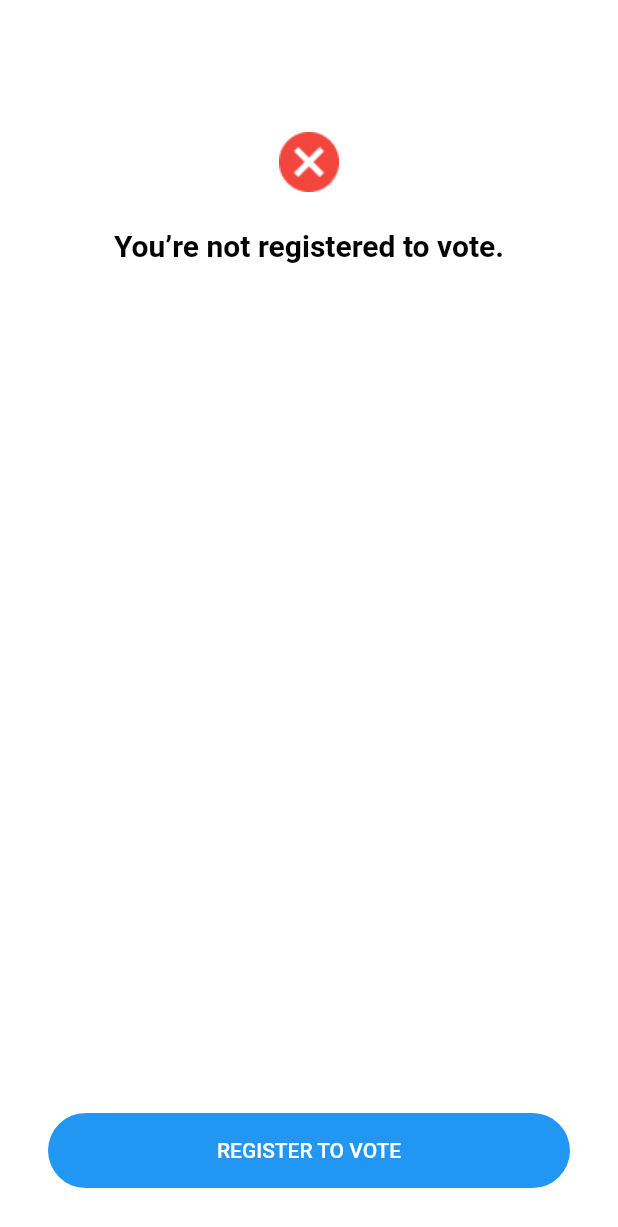
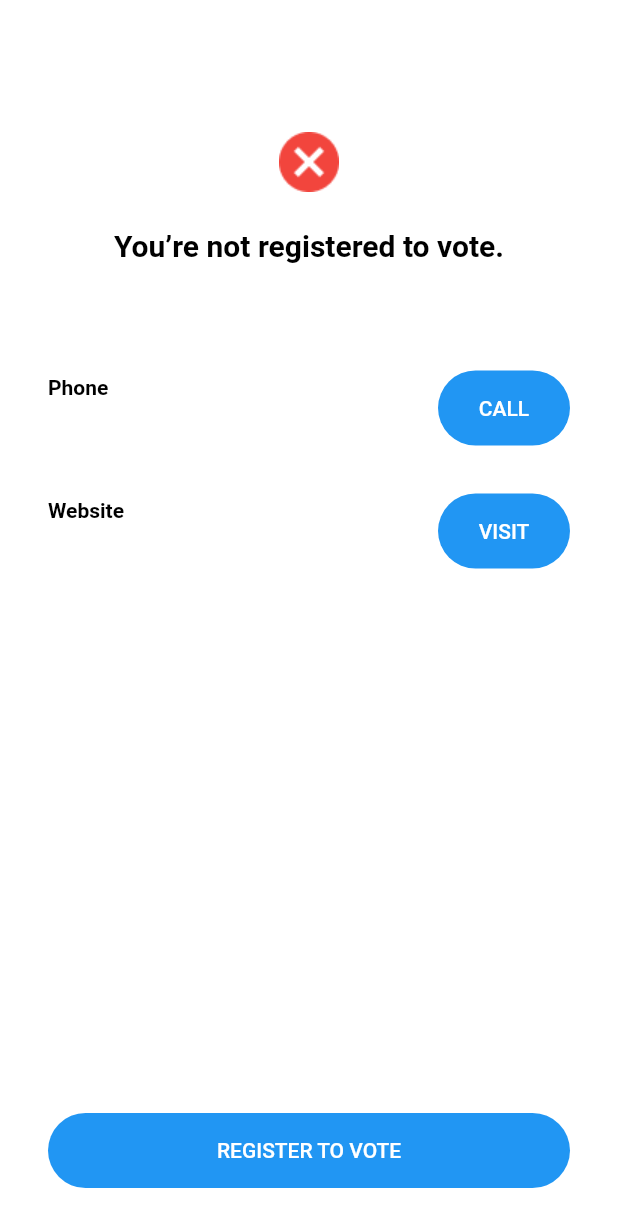
Before and after one commit to tevjef/politic, a Flutter app: the NotEnrolledScreen screen opened directly with empty values, on a phone screen of 412 x 824 dp. Shown: the top 1227 px of the screen. Run offline on Flutter 3.47's test engine with Material 2 defaults, Android fonts, the phone set to English and light mode, and no system bars; our stand-ins replace firebase_analytics, firebase_crashlytics, flutter_markdown, package_info, tuple; missing offline and left inert: firebase_performance, flutter_simple_dependency_injection; accounts and stored records are empty; generated files the repository leaves out were written again; Roboto replaces fonts that are missing (Poppins).

Commit message:
More product cleanup

```diff
--- a/frontend/lib/data/models/voter_roll.dart
+++ b/frontend/lib/data/models/voter_roll.dart
@@ -124,20 +124,32 @@ class VoterData extends VoterStatusType {
 
 @JsonSerializable(nullable: false)
 class NotEnrolled extends VoterStatusType {
+  final Deeplink phone;
   final String requirements;
-  final String registrationUrl;
+  final Deeplink registrationUrl;
 
-  NotEnrolled({this.requirements, this.registrationUrl});
-  factory NotEnrolled.fromJson(Map<String, dynamic> json) => _$NotEntrolledFromJson(json);
-  Map<String, dynamic> toJson() => _$NotEntrolledToJson(this);
+  NotEnrolled({this.phone, this.requirements, this.registrationUrl});
+  factory NotEnrolled.fromJson(Map<String, dynamic> json) => _$NotEnrolledFromJson(json);
+  Map<String, dynamic> toJson() => _$NotEnrolledToJson(this);
 }
 
 @JsonSerializable(nullable: false)
 class NotFound extends VoterStatusType {
-  final String phone;
-  final String web;
+  final Deeplink phone;
+  final String requirements;
+  final Deeplink registrationUrl;
 
-  NotFound({this.phone, this.web});
+  NotFound({this.phone, this.requirements, this.registrationUrl});
   factory NotFound.fromJson(Map<String, dynamic> json) => _$NotFoundFromJson(json);
   Map<String, dynamic> toJson() => _$NotFoundToJson(this);
 }
+
+@JsonSerializable(nullable: false)
+class Deeplink extends VoterStatusType {
+  final String label;
+  final String uri;
+
+  Deeplink({this.label, this.uri});
+  factory Deeplink.fromJson(Map<String, dynamic> json) => _$DeeplinkFromJson(json);
+  Map<String, dynamic> toJson() => _$DeeplinkToJson(this);
+}
--- a/frontend/lib/ui/home/not_enrolled_view.dart
+++ b/frontend/lib/ui/home/not_enrolled_view.dart
@@ -25,11 +25,9 @@ class NotEnrolledScreen extends StatelessWidget {
 
   @override
   Widget build(BuildContext context) {
-    final controller = ScrollController();
-    print(voterStatus.requirements.trim());
     return WillPopScope(
         onWillPop: () {
-          return Future<bool>.value(true);
+          return Future<bool>.value(false);
         },
         child: Scaffold(
             backgroundColor: Theme.of(context).colorScheme.surface,
@@ -43,10 +41,18 @@ class NotEnrolledScreen extends StatelessWidget {
                 ListView(
                   children: <Widget>[
                     ImageHeadline("You’re not registered to vote.", AssetImage('res/images/notenrolled.png')),
-                    Markdown(controller: controller, data: voterStatus.requirements, shrinkWrap: true, styleSheet: )
+                    Markdown(
+                      data: voterStatus.requirements,
+                      shrinkWrap: true,
+                      physics: NeverScrollableScrollPhysics(),
+                      padding: EdgeInsets.symmetric(vertical: 12, horizontal: 32),
+                    ),
+                    ListButtonCell("Phone", voterStatus.phone.label, "Call", () => {launch(voterStatus.phone.uri)}),
+                    ListButtonCell(
+                        "Website", voterStatus.registrationUrl.label, "Visit", () => {launch(voterStatus.registrationUrl.uri)})
                   ],
                 ),
-                ButtonGroup("Register to vote", () => {launch(voterStatus.registrationUrl)})
+                ButtonGroup("Register to vote", () => {launch(voterStatus.registrationUrl.uri)})
               ],
             )));
   }
--- a/frontend/lib/ui/util/widgets.dart
+++ b/frontend/lib/ui/util/widgets.dart
@@ -19,18 +19,34 @@ class ButtonGroup extends StatelessWidget {
   Function primaryListener;
   String secondaryCtaText;
   Function secodaryListener;
-
-  ButtonGroup(this.primaryCtaText, this.primaryListener, {this.secondaryCtaText, this.secodaryListener});
+  bool isLoading;
+  ButtonGroup(this.primaryCtaText, this.primaryListener, {this.secondaryCtaText, this.secodaryListener, this.isLoading = false});
 
   @override
   Widget build(BuildContext context) {
+    Widget buttonWidget;
+    if (isLoading) {
+      buttonWidget = SizedBox(
+          width: 20,
+          height: 20,
+          child: CircularProgressIndicator(
+            strokeWidth: 2,
+            backgroundColor: Theme.of(context).colorScheme.onPrimary,
+          ));
+    } else {
+      buttonWidget = Text(primaryCtaText.toUpperCase());
+    }
     var primaryButton = SizedBox(
         width: double.infinity,
         child: RaisedButton(
           elevation: 0,
           textTheme: ButtonTextTheme.primary,
           onPressed: primaryListener,
-          child: Text(primaryCtaText.toUpperCase()),
+          child: Column(
+            children: <Widget>[
+              buttonWidget,
+            ],
+          ),
         ));
 
     Widget secondaryCta = Container();
```
Also changed, not shown: frontend/lib/ui/home/home_presenter.dart (+11 -1 lines), frontend/lib/ui/home/home_view.dart (+10 -7 lines), frontend/lib/ui/home/not_found_view.dart (+9 -4 lines), frontend/lib/ui/home/single_enrolled_view.dart (+5 -3 lines), frontend/lib/ui/util/shared.dart (+11 -24 lines), frontend/lib/data/models/voter_roll.g.dart, 5 other files.
